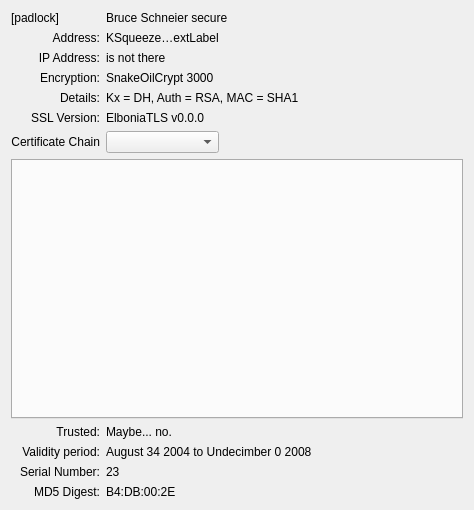
Old version of the form kio/kssl/sslinfo.ui in the repository KDE/kdelibs.
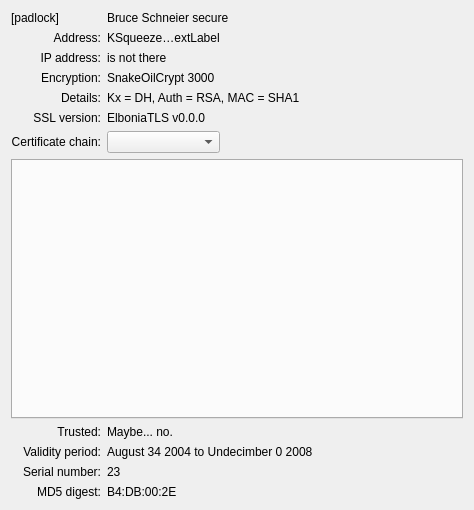
New version of the form. Custom widgets are drawn as their Qt base class.

The edit to the form file:
```diff
--- a/kio/kssl/sslinfo.ui
+++ b/kio/kssl/sslinfo.ui
@@ -44,7 +44,7 @@
    <item row="2" column="0" >
     <widget class="QLabel" name="ipTag" >
      <property name="text" >
-      <string>IP Address:</string>
+      <string>IP address:</string>
      </property>
      <property name="alignment" >
       <set>Qt::AlignRight|Qt::AlignTrailing|Qt::AlignVCenter</set>
@@ -95,7 +95,7 @@
    <item row="5" column="0" >
     <widget class="QLabel" name="sslVersionTag" >
      <property name="text" >
-      <string>SSL Version:</string>
+      <string>SSL version:</string>
      </property>
      <property name="alignment" >
       <set>Qt::AlignRight|Qt::AlignTrailing|Qt::AlignVCenter</set>
@@ -112,7 +112,7 @@
    <item row="6" column="0" >
     <widget class="QLabel" name="certSelectorTag" >
      <property name="text" >
-      <string>Certificate Chain</string>
+      <string>Certificate chain:</string>
      </property>
      <property name="alignment" >
       <set>Qt::AlignRight|Qt::AlignTrailing|Qt::AlignVCenter</set>
@@ -175,7 +175,7 @@
    <item row="10" column="0" >
     <widget class="QLabel" name="serialTag" >
      <property name="text" >
-      <string>Serial Number:</string>
+      <string>Serial number:</string>
      </property>
      <property name="alignment" >
       <set>Qt::AlignRight|Qt::AlignTrailing|Qt::AlignVCenter</set>
@@ -192,7 +192,7 @@
    <item row="11" column="0" >
     <widget class="QLabel" name="digestTag" >
      <property name="text" >
-      <string>MD5 Digest:</string>
+      <string>MD5 digest:</string>
      </property>
      <property name="alignment" >
       <set>Qt::AlignRight|Qt::AlignTrailing|Qt::AlignVCenter</set>
```
